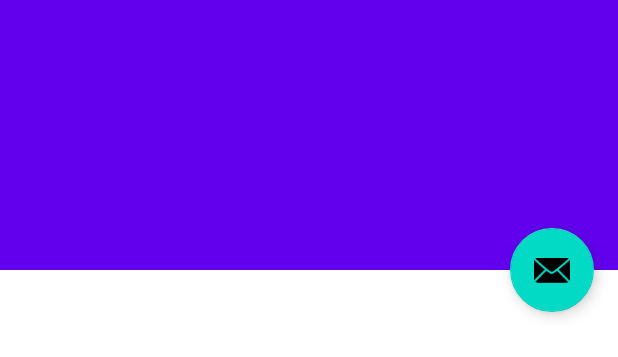
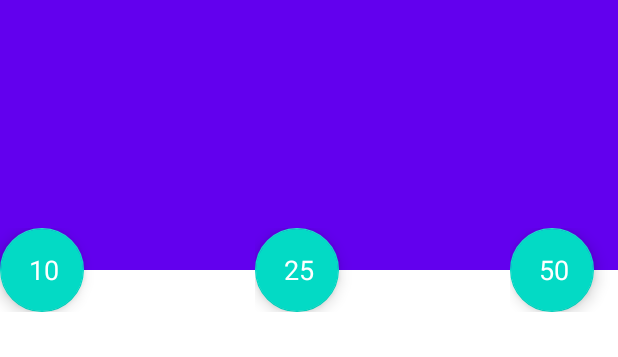
Before and after one commit to adrian-szwejk/hackillinois-android-interview, an Android app: the layout activity_scrolling.xml on its own in the app's theme, with its tools: preview values and no code run, on a phone screen of 412 x 824 dp. Shown: the top 357 px of the screen. Run offline under Robolectric (Android 15) with nearby library versions, the phone set to English and light mode, and no system bars.

Commit message:
added 3 buttons to limit number of people on leaderboard

```diff
--- a/leaderboard/app/src/main/java/com/example/hackillinois_leaderboard/ScrollingActivity.kt
+++ b/leaderboard/app/src/main/java/com/example/hackillinois_leaderboard/ScrollingActivity.kt
@@ -21,9 +21,17 @@ class ScrollingActivity : AppCompatActivity() {
 
         setSupportActionBar(findViewById(R.id.toolbar))
         binding.toolbarLayout.title = "Leaderboard for HackIllinois"
-        binding.fab.setOnClickListener { view ->
-            Snackbar.make(view, "Replace with your own action", Snackbar.LENGTH_LONG)
+        binding.fab10.setOnClickListener { view ->
+            Snackbar.make(view, "Calling API to get top 10 in leaderboard", Snackbar.LENGTH_LONG)
                     .setAction("Action", null).show()
+        }
+        binding.fab25.setOnClickListener { view ->
+            Snackbar.make(view, "Calling API to get top 25 in leaderboard", Snackbar.LENGTH_LONG)
+                .setAction("Action", null).show()
+        }
+        binding.fab50.setOnClickListener { view ->
+            Snackbar.make(view, "Calling API to get top 50 in leaderboard", Snackbar.LENGTH_LONG)
+                .setAction("Action", null).show()
         }
     }
 
--- a/leaderboard/app/src/main/res/layout/activity_scrolling.xml
+++ b/leaderboard/app/src/main/res/layout/activity_scrolling.xml
@@ -38,14 +38,73 @@
 
     <include layout="@layout/content_scrolling" />
 
-    <com.google.android.material.floatingactionbutton.FloatingActionButton
-        android:id="@+id/fab"
+<!--        app:srcCompat="@android:drawable/ic_dialog_email" -->
+    <FrameLayout
         android:layout_width="wrap_content"
         android:layout_height="wrap_content"
-        android:layout_marginEnd="@dimen/fab_margin"
         app:layout_anchor="@id/app_bar"
-        app:layout_anchorGravity="bottom|end"
-        app:srcCompat="@android:drawable/ic_dialog_email" />
+        app:layout_anchorGravity="bottom|left">
+
+        <com.google.android.material.floatingactionbutton.FloatingActionButton
+            android:id="@+id/fab10"
+            android:layout_width="wrap_content"
+            android:layout_height="wrap_content"
+            android:layout_marginEnd="@dimen/fab_margin" />
+
+        <TextView
+            android:layout_width="33dp"
+            android:layout_height="wrap_content"
+            android:layout_gravity="center"
+            android:elevation="16dp"
+            android:text="10"
+            android:textAppearance="?android:attr/textAppearanceMedium"
+            android:textColor="@android:color/white" />
+    </FrameLayout>
+    <FrameLayout
+        android:layout_width="wrap_content"
+        android:layout_height="wrap_content"
+        app:layout_anchor="@id/app_bar"
+        app:layout_anchorGravity="bottom|center">
+
+        <com.google.android.material.floatingactionbutton.FloatingActionButton
+            android:id="@+id/fab25"
+            android:layout_width="wrap_content"
+            android:layout_height="wrap_content"
+            android:layout_marginEnd="@dimen/fab_margin" />
+
+        <TextView
+            android:layout_width="33dp"
+            android:layout_height="wrap_content"
+            android:layout_gravity="center"
+            android:elevation="16dp"
+            android:text="25"
+            android:textAppearance="?android:attr/textAppearanceMedium"
+            android:textColor="@android:color/white" />
+    </FrameLayout>
+
+    <FrameLayout
+        android:layout_width="wrap_content"
+        android:layout_height="wrap_content"
+        app:layout_anchor="@id/app_bar"
+        app:layout_anchorGravity="bottom|end">
+
+        <com.google.android.material.floatingactionbutton.FloatingActionButton
+            android:id="@+id/fab50"
+            android:layout_width="wrap_content"
+            android:layout_height="wrap_content"
+            android:layout_marginEnd="@dimen/fab_margin"
+            />
+
+        <TextView
+            android:layout_width="33dp"
+            android:layout_height="wrap_content"
+            android:layout_gravity="center"
+            android:elevation="16dp"
+            android:text="50"
+            android:textAppearance="?android:attr/textAppearanceMedium"
+            android:textColor="@android:color/white" />
+    </FrameLayout>
+
 
 
 
```
